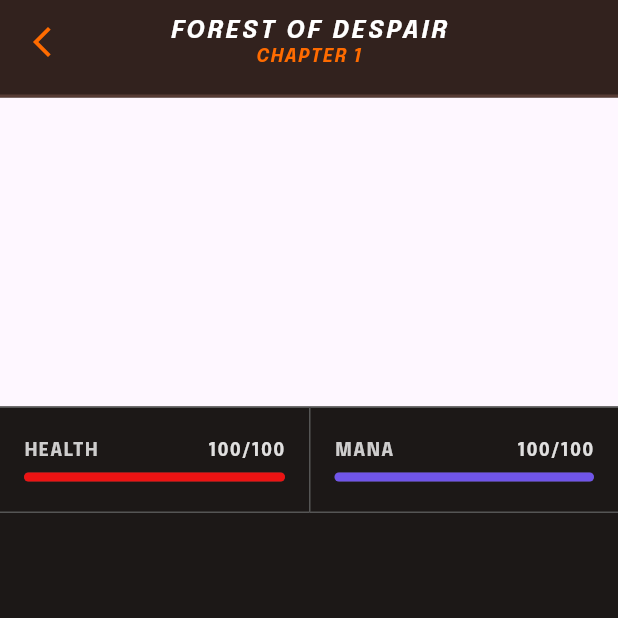
After one commit to Yqzi/AdventureGame, a Flutter app: the GamePage screen opened directly, on a phone screen of 412 x 824 dp, the top half of it. The commit adds this screen. Run offline on Flutter 3.47's test engine with Material 3 defaults, Android fonts, the phone set to English and light mode, and no system bars; our stand-ins replace dotted_border, equatable, flutter_bloc, font_awesome_flutter, google_fonts.

Commit message:
WIP 1 game page

```diff
--- a/lib/colors.dart
+++ b/lib/colors.dart
@@ -3,3 +3,4 @@ import 'package:flutter/material.dart';
 const borderGrey = Color.fromARGB(255, 85, 85, 85);
 const backgroundDark = Color(0xFF0D0A09);
 const brownBackground = Color.fromARGB(234, 37, 21, 16);
+const orangeText = Color(0xFFFF6B00);
--- /dev/null
+++ b/lib/components/stat_bar.dart
@@ -0,0 +1,46 @@
+import 'package:flutter/material.dart';
+
+class StatBar extends StatelessWidget {
+  final double consumed;
+  final double height;
+  final Color color;
+
+  const StatBar({
+    super.key,
+    required this.consumed,
+    required this.color,
+    this.height = 6,
+  });
+
+  @override
+  Widget build(BuildContext context) {
+    double convertedValue = (consumed > 100
+        ? 100
+        : (consumed < 0 ? 0 : consumed));
+    return LayoutBuilder(
+      builder: (context, constraints) {
+        return Stack(
+          children: [
+            Container(
+              height: height,
+              width: double.infinity,
+              decoration: BoxDecoration(
+                color: Color.fromARGB(136, 104, 98, 95),
+                borderRadius: BorderRadius.circular(24),
+              ),
+            ),
+            Container(
+              // inner fill
+              height: height,
+              width: constraints.maxWidth * (1 - (convertedValue / 100)),
+              decoration: BoxDecoration(
+                color: color,
+                borderRadius: BorderRadius.circular(24),
+              ),
+            ),
+          ],
+        );
+      },
+    );
+  }
+}
--- a/lib/components/top_bar.dart
+++ b/lib/components/top_bar.dart
@@ -1,24 +1,33 @@
 import 'package:flutter/material.dart';
 import 'package:google_fonts/google_fonts.dart';
+import 'package:tes/colors.dart';
 
 class TopBar extends StatelessWidget implements PreferredSizeWidget {
   final String title;
+  final String? desc;
+  final Widget? leading;
+  final List<Widget>? actions;
   final VoidCallback? onMenuPressed;
   final VoidCallback? onSettingsPressed;
   final VoidCallback? onThirdActionPressed;
   final Color backgroundColor;
   final Color borderColor;
   final Color textColor;
+  final Color buttonColor;
 
   const TopBar({
     super.key,
     required this.title,
+    this.desc,
+    this.leading,
+    this.actions,
     this.onMenuPressed,
     this.onSettingsPressed,
     this.onThirdActionPressed,
     this.backgroundColor = const Color.fromARGB(240, 37, 21, 16),
     this.borderColor = const Color.fromARGB(239, 88, 61, 53),
     this.textColor = Colors.white,
+    this.buttonColor = Colors.white,
   });
 
   @override
@@ -26,7 +35,10 @@ class TopBar extends StatelessWidget implements PreferredSizeWidget {
     return AppBar(
       backgroundColor: backgroundColor,
       centerTitle: true,
-      title: Text(
+      title: Column(
+        mainAxisSize: MainAxisSize.min,
+        children: [
+          Text(
             title,
             style: GoogleFonts.epilogue(
               color: textColor,
@@ -36,18 +48,21 @@ class TopBar extends StatelessWidget implements PreferredSizeWidget {
               fontStyle: FontStyle.italic,
             ),
           ),
-      leading: IconButton(
-        icon: const Icon(Icons.arrow_back_ios_new),
-        color: textColor,
-        onPressed: () {},
+          if (desc != null)
+            Text(
+              desc!,
+              style: GoogleFonts.epilogue(
+                color: orangeText,
+                fontSize: 12,
+                letterSpacing: 1,
+                fontWeight: FontWeight.bold,
+                fontStyle: FontStyle.italic,
               ),
-      actions: [
-        IconButton(
-          icon: const Icon(Icons.more_vert),
-          color: textColor,
-          onPressed: () {},
             ),
         ],
+      ),
+      leading: leading,
+      actions: actions,
       bottom: PreferredSize(
         preferredSize: const Size.fromHeight(2),
         child: Container(height: 2, color: borderColor),
--- /dev/null
+++ b/lib/pages/game_page.dart
@@ -0,0 +1,170 @@
+import 'package:flutter/material.dart';
+import 'package:google_fonts/google_fonts.dart';
+import 'package:tes/colors.dart';
+import 'package:tes/components/stat_bar.dart';
+import 'package:tes/components/top_bar.dart';
+
+class GamePage extends StatelessWidget {
+  const GamePage({super.key});
+
+  final List equipment = const [];
+
+  @override
+  Widget build(BuildContext context) {
+    double screenHeight = MediaQuery.of(context).size.height;
+    double consumedHealth = 0.0;
+    double consumedMana = 0.0;
+    int health = 100;
+    int mana = 100;
+
+    return Scaffold(
+      // Temporary static title
+      appBar: TopBar(
+        title: 'FOREST OF DESPAIR',
+        desc: "CHAPTER 1",
+        buttonColor: orangeText,
+        leading: IconButton(
+          icon: const Icon(Icons.arrow_back_ios_new),
+          color: orangeText,
+          onPressed: () {},
+        ),
+      ),
+      body: Column(
+        children: [
+          // insert Image
+          Container(height: screenHeight / 4),
+          Expanded(
+            child: Container(
+              color: Color.fromARGB(248, 22, 18, 16),
+              child: Column(
+                children: [
+                  Row(
+                    children: [
+                      Expanded(
+                        child: Container(
+                          padding: EdgeInsets.symmetric(
+                            vertical: 20,
+                            horizontal: 16,
+                          ),
+                          decoration: BoxDecoration(
+                            border: Border.symmetric(
+                              horizontal: BorderSide(color: borderGrey),
+                            ),
+                          ),
+                          child: Column(
+                            children: [
+                              Row(
+                                mainAxisAlignment:
+                                    MainAxisAlignment.spaceBetween,
+                                children: [
+                                  Text(
+                                    'HEALTH',
+                                    style: GoogleFonts.epilogue(
+                                      color: const Color.fromARGB(
+                                        200,
+                                        255,
+                                        255,
+                                        255,
+                                      ),
+                                      fontWeight: FontWeight.bold,
+                                      letterSpacing: 1,
+                                      fontSize: 12,
+                                    ),
+                                  ),
+                                  SizedBox(width: 8),
+                                  Text(
+                                    '$health/100',
+                                    style: GoogleFonts.epilogue(
+                                      color: const Color.fromARGB(
+                                        220,
+                                        255,
+                                        255,
+                                        255,
+                                      ),
+                                      fontWeight: FontWeight.bold,
+                                      letterSpacing: 1,
+                                      fontSize: 12,
+                                    ),
+                                  ),
+                                ],
+                              ),
+                              SizedBox(height: 6),
+                              StatBar(
+                                consumed: consumedHealth,
+                                color: const Color.fromARGB(255, 236, 19, 19),
+                              ),
+                            ],
+                          ),
+                        ),
+                      ),
+                      Expanded(
+                        child: Container(
+                          padding: EdgeInsets.symmetric(
+                            vertical: 20,
+                            horizontal: 16,
+                          ),
+                          decoration: BoxDecoration(
+                            border: Border(
+                              top: BorderSide(color: borderGrey),
+                              bottom: BorderSide(color: borderGrey),
+                              left: BorderSide(color: borderGrey),
+                            ),
+                          ),
+                          child: Column(
+                            children: [
+                              Row(
+                                mainAxisAlignment:
+                                    MainAxisAlignment.spaceBetween,
+                                children: [
+                                  Text(
+                                    'MANA',
+                                    style: GoogleFonts.epilogue(
+                                      color: const Color.fromARGB(
+                                        200,
+                                        255,
+                                        255,
+                                        255,
+                                      ),
+                                      fontWeight: FontWeight.bold,
+                                      letterSpacing: 1,
+                                      fontSize: 12,
+                                    ),
+                                  ),
+                                  SizedBox(width: 8),
+                                  Text(
+                                    '$mana/100',
+                                    style: GoogleFonts.epilogue(
+                                      color: const Color.fromARGB(
+                                        220,
+                                        255,
+                                        255,
+                                        255,
+                                      ),
+                                      fontWeight: FontWeight.bold,
+                                      letterSpacing: 1,
+                                      fontSize: 12,
+                                    ),
+                                  ),
+                                ],
+                              ),
+                              SizedBox(height: 6),
+                              StatBar(
+                                consumed: consumedMana,
+                                color: const Color.fromARGB(255, 112, 85, 233),
+                              ),
+                            ],
+                          ),
+                        ),
+                      ),
+                    ],
+                  ),
+                  SingleChildScrollView(),
+                ],
+              ),
+            ),
+          ),
+        ],
+      ),
+    );
+  }
+}
--- a/lib/pages/inventory_page.dart
+++ b/lib/pages/inventory_page.dart
@@ -14,7 +14,21 @@ class InventoryPage extends StatelessWidget {
   @override
   Widget build(BuildContext context) {
     return Scaffold(
-      appBar: TopBar(title: 'CHARACTER INVENTORY'),
+      appBar: TopBar(
+        title: 'CHARACTER INVENTORY',
+        leading: IconButton(
+          icon: const Icon(Icons.arrow_back_ios_new),
+          color: Colors.white,
+          onPressed: () {},
+        ),
+        actions: [
+          IconButton(
+            icon: const Icon(Icons.more_vert),
+            color: Colors.white,
+            onPressed: () {},
+          ),
+        ],
+      ),
       body: Container(
         decoration: const BoxDecoration(
           gradient: RadialGradient(
--- a/lib/pages/start_page.dart
+++ b/lib/pages/start_page.dart
@@ -163,7 +163,13 @@ class _StartPageState extends State<StartPage> {
                           title: 'ARCHIVES',
                           letterSpacing: 1,
                           fontsize: 16,
-                          onpressed: () {},
+                          // Temporary redirect
+                          onpressed: () {
+                            Navigator.pushReplacementNamed(
+                              context,
+                              AppRouter.game,
+                            );
+                          },
                         ),
                       ),
                       Expanded(
--- a/lib/router.dart
+++ b/lib/router.dart
@@ -1,4 +1,5 @@
 import 'package:flutter/material.dart';
+import 'package:tes/pages/game_page.dart';
 import 'package:tes/pages/inventory_page.dart';
 import 'package:tes/pages/map_page.dart';
 import 'package:tes/pages/start_page.dart';
@@ -7,6 +8,7 @@ class AppRouter {
   static const start = '/start';
   static const map = '/map';
   static const inventory = '/inventory';
+  static const game = '/game';
 
   static Route<dynamic> onGenerateRoute(RouteSettings settings) {
     switch (settings.name) {
@@ -16,6 +18,8 @@ class AppRouter {
         return MaterialPageRoute(builder: (_) => const MapPage());
       case inventory:
         return MaterialPageRoute(builder: (_) => const InventoryPage());
+      case game:
+        return MaterialPageRoute(builder: (_) => const GamePage());
       default:
         return MaterialPageRoute(
           builder: (_) =>
```
Lines whose indentation alone changed are shown as unchanged.
